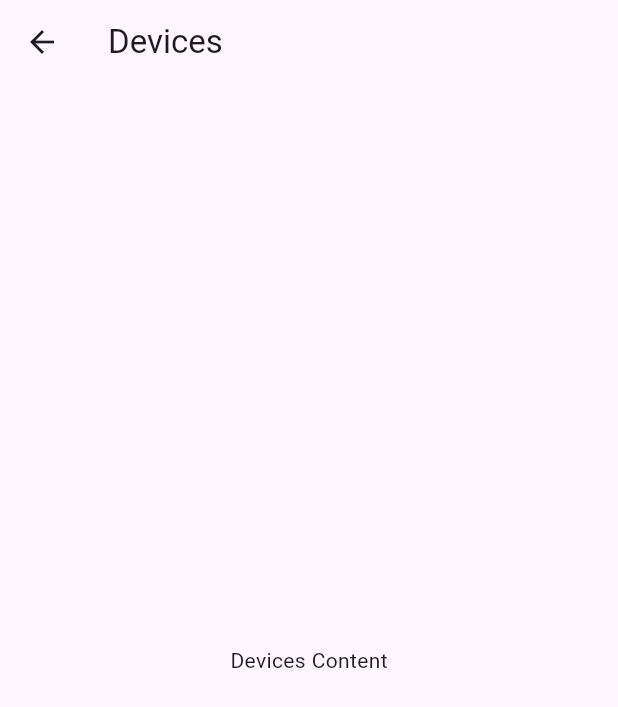
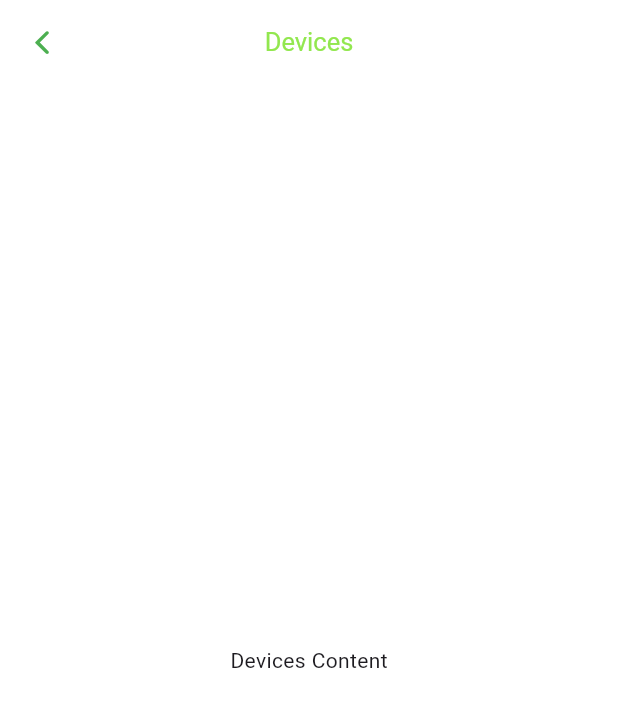
Before and after one commit to ozcann159/farmer_chatbot, a Flutter app: the DevicesScreen screen opened directly, on a phone screen of 412 x 824 dp. Shown: the top 707 px of the screen. Run offline on Flutter 3.47's test engine with Material 3 defaults, Android fonts, the phone set to English and light mode, and no system bars; our stand-ins replace image_picker.

Commit message:
outdoor, ındoor spaces , devices screen add

```diff
--- a/lib/screens/devicesScreen.dart
+++ b/lib/screens/devicesScreen.dart
@@ -1,3 +1,6 @@
+import 'package:farmer_chatbot/screens/menu_screen.dart';
+import 'package:farmer_chatbot/utils/constants.dart';
+import 'package:flutter/cupertino.dart';
 import 'package:flutter/material.dart';
 
 class DevicesScreen extends StatelessWidget {
@@ -6,7 +9,27 @@ class DevicesScreen extends StatelessWidget {
   @override
   Widget build(BuildContext context) {
     return Scaffold(
-      appBar: AppBar(title: const Text('Devices')),
+      backgroundColor: backgroundColor,
+      appBar: AppBar(
+        backgroundColor: backgroundColor,
+        title: const Text(
+          'Devices',
+        ),
+        centerTitle: true,
+        titleTextStyle: const TextStyle(color: appbarColor, fontSize: 17),
+        iconTheme: IconThemeData(color: Colors.green),
+        leading: IconButton(
+          onPressed: () {
+            Navigator.push(
+              context,
+              MaterialPageRoute(
+                builder: (context) => MenuScreen(),
+              ),
+            );
+          },
+          icon: Icon(CupertinoIcons.back),
+        ),
+      ),
       body: const Center(child: Text('Devices Content')),
     );
   }
--- a/lib/screens/forgot_password.dart
+++ b/lib/screens/forgot_password.dart
@@ -1,4 +1,5 @@
 import 'package:farmer_chatbot/screens/enter_code_screen.dart';
+import 'package:farmer_chatbot/utils/constants.dart';
 import 'package:flutter/material.dart';
 
 class ForgotPasswordScreen extends StatefulWidget {
@@ -14,6 +15,7 @@ class _ForgotPasswordScreenState extends State<ForgotPasswordScreen> {
   @override
   Widget build(BuildContext context) {
     return Scaffold(
+      backgroundColor: backgroundColor,
       body: SafeArea(
         child: Center(
           child: Padding(
--- a/lib/screens/profile_page.dart
+++ b/lib/screens/profile_page.dart
@@ -1,3 +1,4 @@
+import 'package:farmer_chatbot/utils/constants.dart';
 import 'package:farmer_chatbot/widgets/custom2_text_field.dart';
 import 'package:flutter/material.dart';
 
@@ -10,6 +11,7 @@ class ProfilePage extends StatelessWidget {
   Widget build(BuildContext context) {
     final size = MediaQuery.of(context).size;
     return Scaffold(
+      backgroundColor: backgroundColor,
       body: SingleChildScrollView(
         child: SafeArea(
           child: Container(
--- a/lib/utils/constants.dart
+++ b/lib/utils/constants.dart
@@ -2,3 +2,4 @@ import 'package:flutter/material.dart';
 
 const Color primaryColor = Color(0xFF11C166);
 const Color backgroundColor = Colors.white;
+const Color appbarColor = Color(0xFF92E74F);
```
Also changed, not shown: lib/screens/outdoorSpacesScreen.dart (+27 -2 lines), lib/screens/ındoorSpacesScreen.dart (+24 -1 lines).
